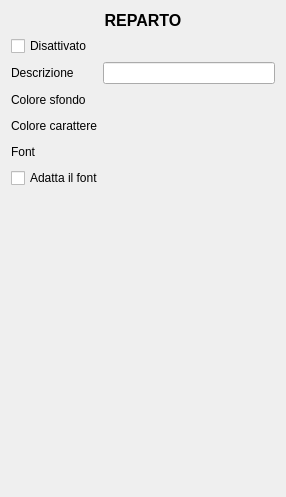
Qt form src/dettaglireparto.ui (mtonin/gestcassa) before a commit.
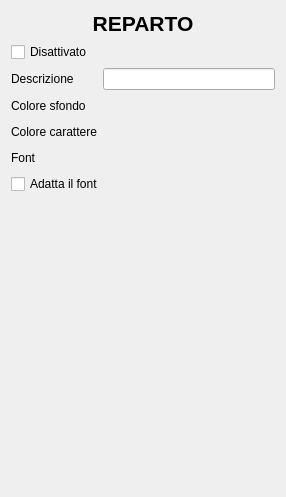
The same form after that commit. Custom widgets are drawn as their Qt base class.

Patch:
```diff
--- a/src/dettaglireparto.ui
+++ b/src/dettaglireparto.ui
@@ -30,7 +30,7 @@
     <widget class="QLabel" name="label_2">
      <property name="font">
       <font>
-       <pointsize>12</pointsize>
+       <pointsize>16</pointsize>
        <weight>75</weight>
        <bold>true</bold>
       </font>
```
